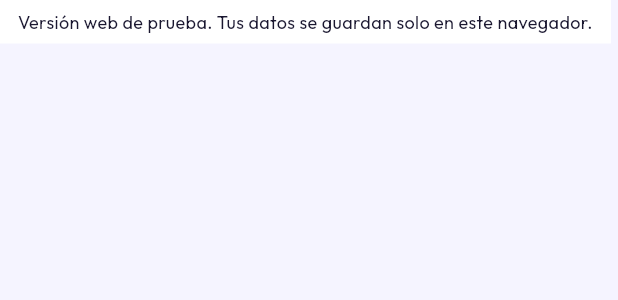
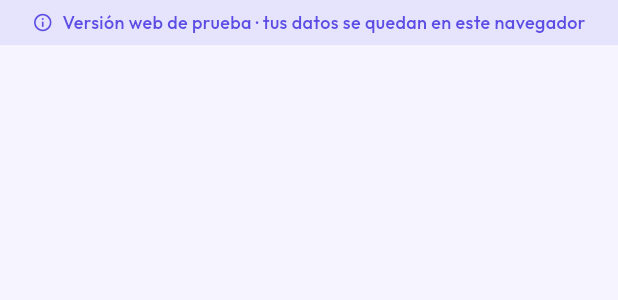
Before and after one commit to oscarrdel/BrownieNote, a Flutter app: the WebNotice widget shown alone on an empty page, opened directly, on a phone screen of 412 x 824 dp. Shown: the top 300 px of the screen. Run offline on Flutter 3.47's test engine with Material 3 defaults, Android fonts, the phone set to English and light mode, and no system bars; our stand-ins replace file_picker, image_picker, open_filex, shared_preferences, table_calendar; missing offline and left inert: crop_your_image, pasteboard; accounts and stored records are empty.

Commit message:
Restyle web-only notice to match the app palette

```diff
--- a/browninote/lib/widgets/web_notice.dart
+++ b/browninote/lib/widgets/web_notice.dart
@@ -1,23 +1,36 @@
 import 'package:flutter/material.dart';
 
-/// Aviso fino que aparece solo en la versión web. Tus datos se quedan en el
-/// navegador; si borras los datos del sitio, se pierden.
+/// Franja discreta que aparece solo en la versión web. Tus datos se quedan
+/// en el navegador; si borras los datos del sitio, se pierden.
 class WebNotice extends StatelessWidget {
   const WebNotice({super.key});
 
   @override
   Widget build(BuildContext context) {
     final scheme = Theme.of(context).colorScheme;
-    return Material(
-      color: scheme.surfaceContainerHighest,
+    return ColoredBox(
+      color: scheme.primary.withValues(alpha: 0.10),
       child: SafeArea(
         bottom: false,
-        child: Padding(
-          padding: const EdgeInsets.symmetric(horizontal: 12, vertical: 6),
-          child: Text(
-            'Versión web de prueba. Tus datos se guardan solo en este navegador.',
-            textAlign: TextAlign.center,
-            style: TextStyle(fontSize: 12, color: scheme.onSurfaceVariant),
+        child: SizedBox(
+          height: 30,
+          child: Row(
+            mainAxisAlignment: MainAxisAlignment.center,
+            children: [
+              Icon(Icons.info_outline, size: 14, color: scheme.primary),
+              const SizedBox(width: 6),
+              Flexible(
+                child: Text(
+                  'Versión web de prueba · tus datos se quedan en este navegador',
+                  overflow: TextOverflow.ellipsis,
+                  style: TextStyle(
+                    fontSize: 12,
+                    fontWeight: FontWeight.w500,
+                    color: scheme.primary,
+                  ),
+                ),
+              ),
+            ],
           ),
         ),
       ),
```
